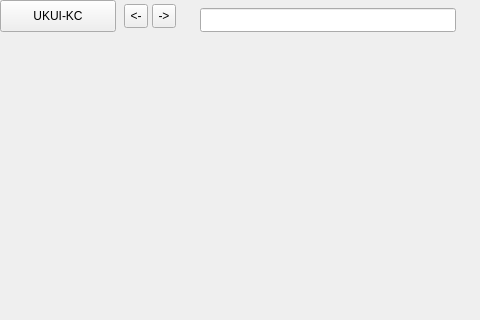
Qt form mainui/mainwindow.ui (ukui/ukui-control-center) before a commit; both pictures show x 0 to 480 and y 0 to 320 of the 1004 by 744 pixel window.
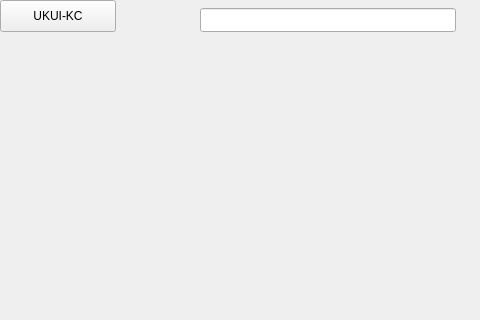
The same form after that commit.

```diff
--- a/mainui/mainwindow.ui
+++ b/mainui/mainwindow.ui
@@ -133,60 +133,6 @@
                   </property>
                  </widget>
                 </item>
-                <item>
-                 <spacer name="horizontalSpacer_2">
-                  <property name="orientation">
-                   <enum>Qt::Horizontal</enum>
-                  </property>
-                  <property name="sizeType">
-                   <enum>QSizePolicy::Fixed</enum>
-                  </property>
-                  <property name="sizeHint" stdset="0">
-                   <size>
-                    <width>4</width>
-                    <height>20</height>
-                   </size>
-                  </property>
-                 </spacer>
-                </item>
-                <item>
-                 <widget class="QToolButton" name="backBtn">
-                  <property name="minimumSize">
-                   <size>
-                    <width>24</width>
-                    <height>24</height>
-                   </size>
-                  </property>
-                  <property name="maximumSize">
-                   <size>
-                    <width>24</width>
-                    <height>24</height>
-                   </size>
-                  </property>
-                  <property name="text">
-                   <string>&lt;-</string>
-                  </property>
-                 </widget>
-                </item>
-                <item>
-                 <widget class="QToolButton" name="forwardBtn">
-                  <property name="minimumSize">
-                   <size>
-                    <width>24</width>
-                    <height>24</height>
-                   </size>
-                  </property>
-                  <property name="maximumSize">
-                   <size>
-                    <width>24</width>
-                    <height>24</height>
-                   </size>
-                  </property>
-                  <property name="text">
-                   <string>-&gt;</string>
-                  </property>
-                 </widget>
-                </item>
                 <item>
                  <spacer name="horizontalSpacer_3">
                   <property name="orientation">
```
